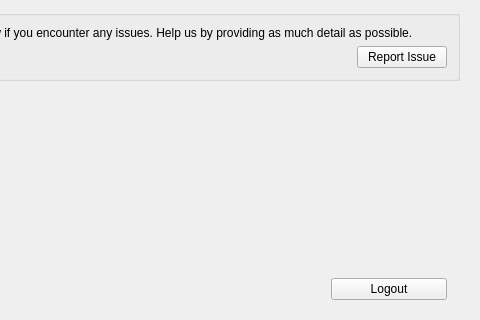
meganz/MEGAsync, file src/MEGASync/gui/linux/SettingsDialog.ui: the form before one commit; both pictures show x 132 to 612 and y 468 to 788 of the 612 by 788 pixel window.
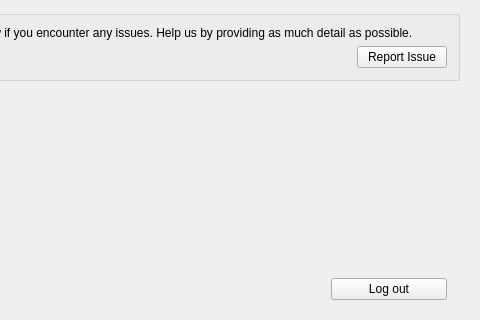
The form after the commit. The open tabs and pages were chosen to show the change. Icons and pictures are not drawn. Custom widgets are drawn as their Qt base class.

Commit message: SNC-2316 Source edit "Logout" to "Log out"

Patch:
```diff
--- a/src/MEGASync/gui/linux/SettingsDialog.ui
+++ b/src/MEGASync/gui/linux/SettingsDialog.ui
@@ -2913,7 +2913,7 @@
           <item>
            <widget class="QPushButton" name="bLogout">
             <property name="text">
-             <string>Logout</string>
+             <string>Log out</string>
             </property>
             <property name="autoDefault">
              <bool>false</bool>
```
The commit also changes 13 other files.
